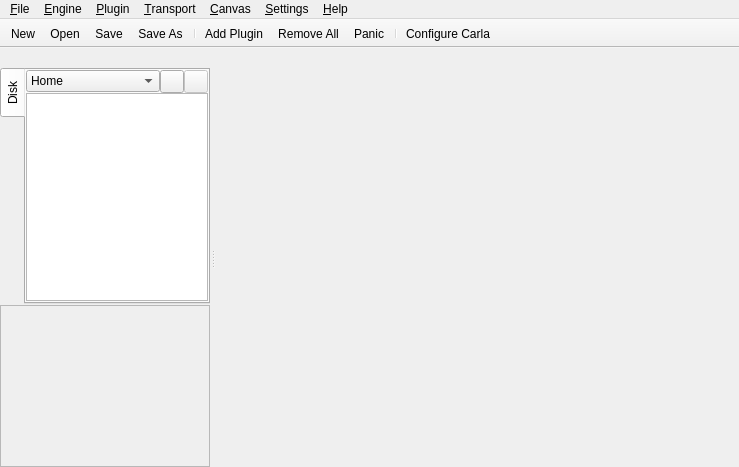
Old version of the form resources/ui/carla_host.ui in the repository falkTX/Carla.
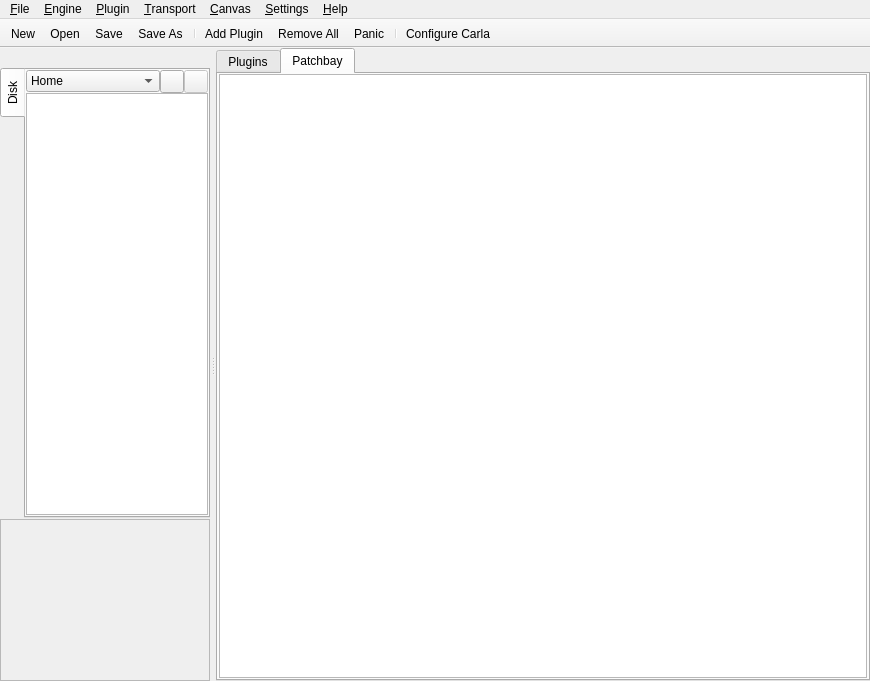
New version of the form. Icons and pictures are not drawn. Custom widgets are drawn as their Qt base class.

Commit message: Start merging separate rack/patchbay code into one

```diff
--- a/resources/ui/carla_host.ui
+++ b/resources/ui/carla_host.ui
@@ -6,21 +6,92 @@
    <rect>
     <x>0</x>
     <y>0</y>
-    <width>739</width>
-    <height>467</height>
+    <width>870</width>
+    <height>681</height>
    </rect>
   </property>
   <property name="windowTitle">
    <string>MainWindow</string>
   </property>
-  <widget class="QWidget" name="centralwidget"/>
+  <widget class="QWidget" name="centralwidget">
+   <layout class="QHBoxLayout" name="horizontalLayout_3">
+    <property name="spacing">
+     <number>0</number>
+    </property>
+    <property name="margin">
+     <number>0</number>
+    </property>
+    <item>
+     <widget class="QTabWidget" name="tabWidget">
+      <property name="currentIndex">
+       <number>1</number>
+      </property>
+      <widget class="QWidget" name="plugins">
+       <attribute name="title">
+        <string>Plugins</string>
+       </attribute>
+       <layout class="QHBoxLayout" name="horizontalLayout_2">
+        <item>
+         <widget class="QLabel" name="pad_left">
+          <property name="text">
+           <string/>
+          </property>
+         </widget>
+        </item>
+        <item>
+         <widget class="QListWidget" name="listWidget"/>
+        </item>
+        <item>
+         <widget class="QLabel" name="pad_right">
+          <property name="text">
+           <string/>
+          </property>
+         </widget>
+        </item>
+       </layout>
+      </widget>
+      <widget class="QWidget" name="patchbay">
+       <attribute name="title">
+        <string>Patchbay</string>
+       </attribute>
+       <layout class="QGridLayout" name="gridLayout">
+        <property name="leftMargin">
+         <number>0</number>
+        </property>
+        <property name="topMargin">
+         <number>0</number>
+        </property>
+        <property name="rightMargin">
+         <number>0</number>
+        </property>
+        <property name="bottomMargin">
+         <number>1</number>
+        </property>
+        <property name="spacing">
+         <number>1</number>
+        </property>
+        <item row="0" column="1">
+         <widget class="QGraphicsView" name="graphicsView"/>
+        </item>
+        <item row="0" column="2">
+         <widget class="DigitalPeakMeter" name="peak_out" native="true"/>
+        </item>
+        <item row="0" column="0">
+         <widget class="DigitalPeakMeter" name="peak_in" native="true"/>
+        </item>
+       </layout>
+      </widget>
+     </widget>
+    </item>
+   </layout>
+  </widget>
   <widget class="QMenuBar" name="menubar">
    <property name="geometry">
     <rect>
      <x>0</x>
      <y>0</y>
-     <width>739</width>
-     <height>19</height>
+     <width>870</width>
+     <height>17</height>
     </rect>
    </property>
    <widget class="QMenu" name="menu_File">
@@ -688,6 +759,12 @@
    <header>canvaspreviewframe.h</header>
    <container>1</container>
   </customwidget>
+  <customwidget>
+   <class>DigitalPeakMeter</class>
+   <extends>QWidget</extends>
+   <header>digitalpeakmeter.h</header>
+   <container>1</container>
+  </customwidget>
  </customwidgets>
  <resources>
   <include location="../resources.qrc"/>
```
Left out of the diff: 1 changed line with no effect on the pictures. The commit also changes 5 other files.
